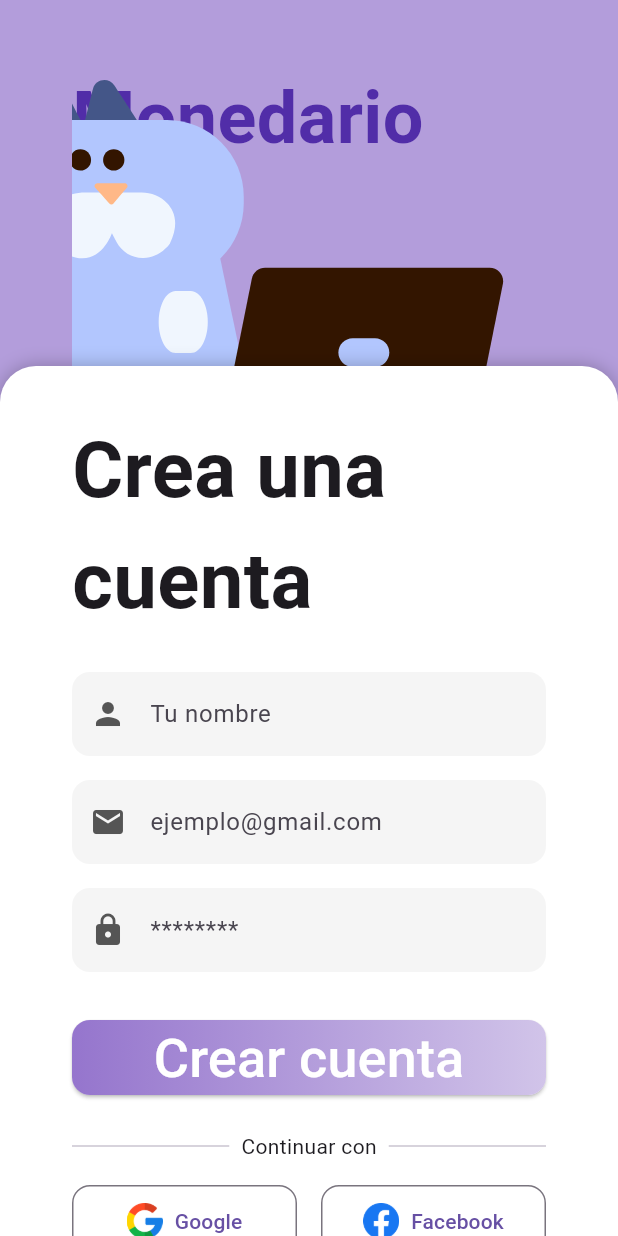
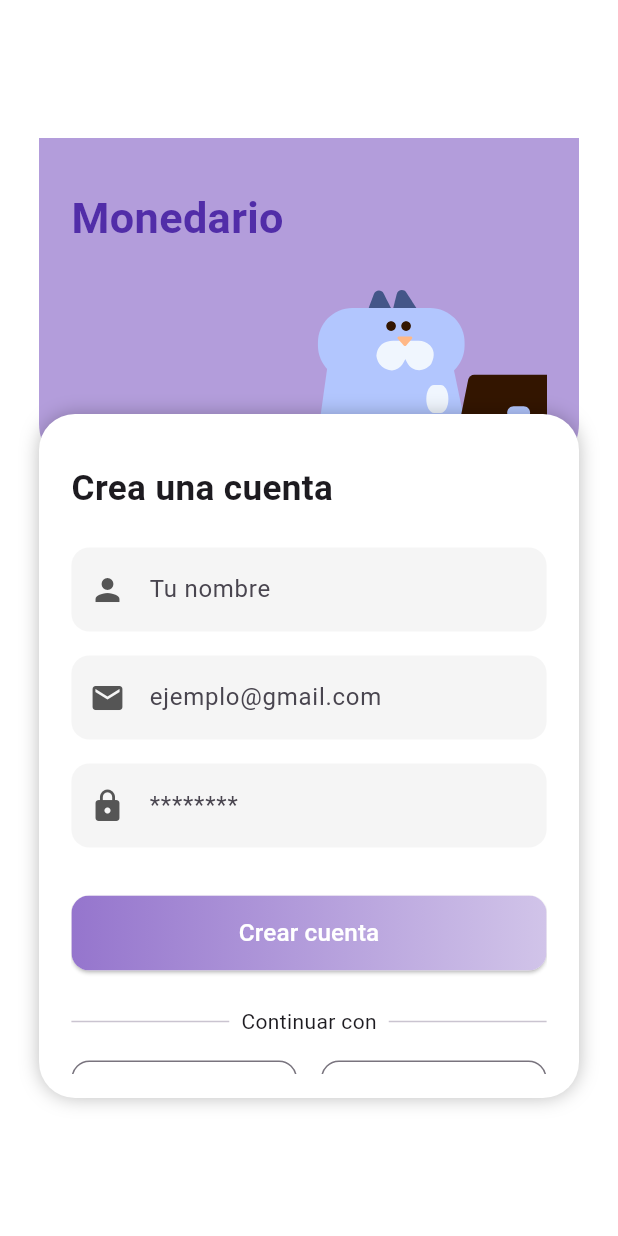
Before and after one commit to Skisekia/monedario, a Flutter app: the Register screen opened by its route, on a phone screen of 412 x 824 dp. Run offline on Flutter 3.47's test engine with Material 3 defaults, Android fonts, the phone set to English and light mode, and no system bars; our stand-ins replace lottie.

Commit message:
Revert "cambio de dimension"
This reverts commit dd4ff7678e7a1bc195a4ac41179002df507f556f.

```diff
--- a/monedariof/lib/views/register.dart
+++ b/monedariof/lib/views/register.dart
@@ -25,30 +25,14 @@ class _RegisterPageState extends State<Register> {
   @override
   Widget build(BuildContext context) {
     return Scaffold(
-      backgroundColor: const Color(0xFFB39DDB),
       body: SafeArea(
         child: LayoutBuilder(builder: (context, constraints) {
           // Detectar orientación
           final isLandscape = constraints.maxWidth > constraints.maxHeight;
 
-          //Si esta en horizontal
-
-
-          if (isLandscape) {
-            // En horizontal: el card y header llenan todo el ancho
-            return SingleChildScrollView(
-              child: Column(
-                children: [
-                  _buildHeader(constraints.maxWidth, constraints.maxHeight),
-                  _buildCard(constraints.maxWidth, constraints.maxHeight),
-                ],
-              ),
-            );
-          } else {
-
           // Dimensiones base de diseño (portrait)
-          const baseWidth  = 800.0;
-          const baseHeight = 840.0;
+          const baseWidth  = 360.0;
+          const baseHeight = 640.0;
 
           // Sólo en landscape escalamos para que todo quepa
           final scale = isLandscape
@@ -67,9 +51,7 @@ class _RegisterPageState extends State<Register> {
               ),
             ),
           );
-        }
-        }
-        ),
+        }),
       ),
     );
   }
@@ -101,15 +83,15 @@ class _RegisterPageState extends State<Register> {
                   child: Text(
                     'Monedario',
                     style: TextStyle(
-                      fontSize: width * 0.06,
+                      fontSize: width * 0.08,
                       fontWeight: FontWeight.bold,
                       color: const Color(0xFF512DA8),
                     ),
                   ),
                 ),
                 Positioned(
-                  top: -headerHeight * 0.3,
-                  right: -width * 0.0,
+                  top: -headerHeight * 0.2,
+                  right: -width * 0.1,
                   width: width * 0.6,
                   height: headerHeight * 1.5,
                   child: Lottie.asset(
@@ -124,18 +106,18 @@ class _RegisterPageState extends State<Register> {
 
         // ─── CARD BLANCO ───
         Positioned(
-          top: headerHeight - 50,
+          top: headerHeight - 40,
           left: 0,
           right: 0,
           child: Container(
-            height: cardHeight + 500,
+            height: cardHeight + 40,
             decoration: BoxDecoration(
               color: Colors.white,
               borderRadius: BorderRadius.circular(24),
               boxShadow: const [BoxShadow(color: Colors.black26, blurRadius: 10)],
             ),
             child: Padding(
-              padding: EdgeInsets.fromLTRB(sidePadding, 32, sidePadding, 2),
+              padding: EdgeInsets.fromLTRB(sidePadding, 32, sidePadding, 16),
               child: SingleChildScrollView(
                 child: Column(
                   crossAxisAlignment: CrossAxisAlignment.start,
```
